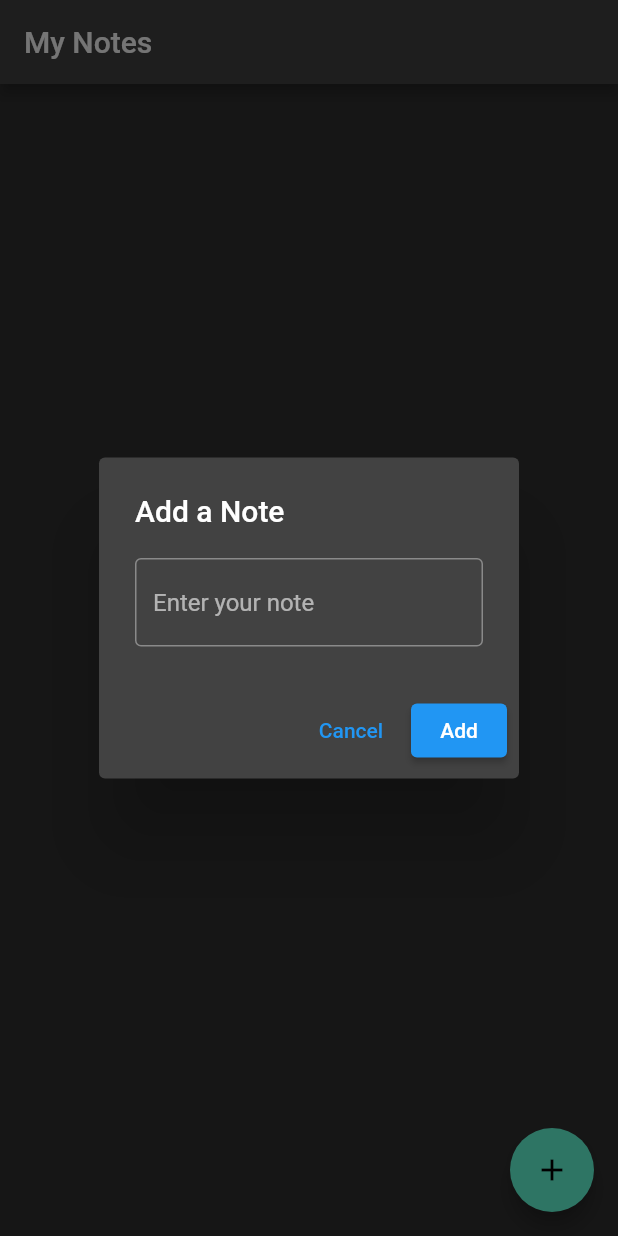
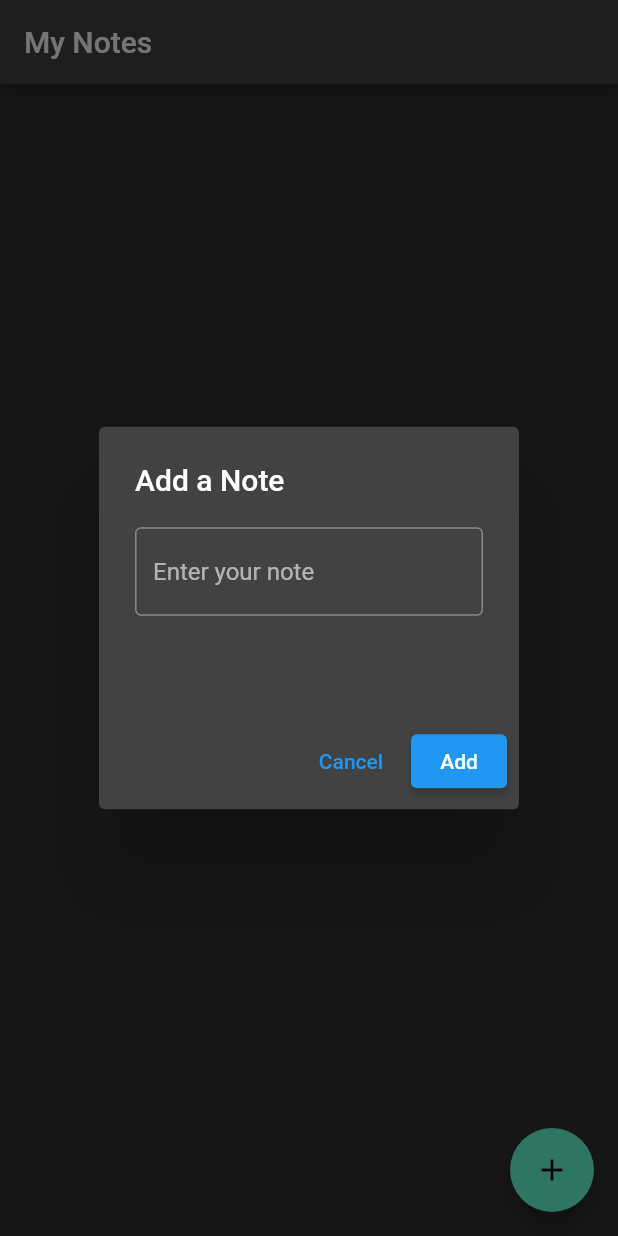
Before and after one commit to Emmanuel0922/notas, a Flutter app: the NotasPage screen opened directly, after a tap on the "add" icon, on a phone screen of 412 x 824 dp. Run offline on Flutter 3.47's test engine with Material 2 defaults, Android fonts, the phone set to English and light mode, and no system bars; our stand-ins replace get, get_storage, google_nav_bar, objectbox, shared_preferences; accounts and stored records are empty; generated files the repository leaves out were written again.

Commit message:
pagina de notas agregada2

```diff
--- a/lib/src/ui/pages/home/notas/nota/nota_page.dart
+++ b/lib/src/ui/pages/home/notas/nota/nota_page.dart
@@ -109,11 +109,29 @@ class _NotesPageState extends State<NotasPage> {
         not1.noteController.clear();
         return AlertDialog(
           title: Text('Add a Note'),
-          content: TextField(
-            controller: not1.noteController,
-            decoration: InputDecoration(
-              hintText: 'Enter your note',
-              border: OutlineInputBorder(),
+          content: SingleChildScrollView(
+            child: ConstrainedBox(
+              constraints: BoxConstraints(
+                minHeight: 100, // Altura mínima del cuadro de diálogo
+              ),
+              child: IntrinsicHeight(
+                child: Column(
+                  children: [
+                    Flexible(
+                      child: TextField(
+                        controller: not1.noteController,
+                        decoration: InputDecoration(
+                          hintText: 'Enter your note',
+                          border: OutlineInputBorder(),
+                        ),
+                        maxLines: null, // Permite múltiples líneas
+                        keyboardType: TextInputType
+                            .multiline, // Habilita el teclado multilinea
+                      ),
+                    ),
+                  ],
+                ),
+              ),
             ),
           ),
           actions: [
```
